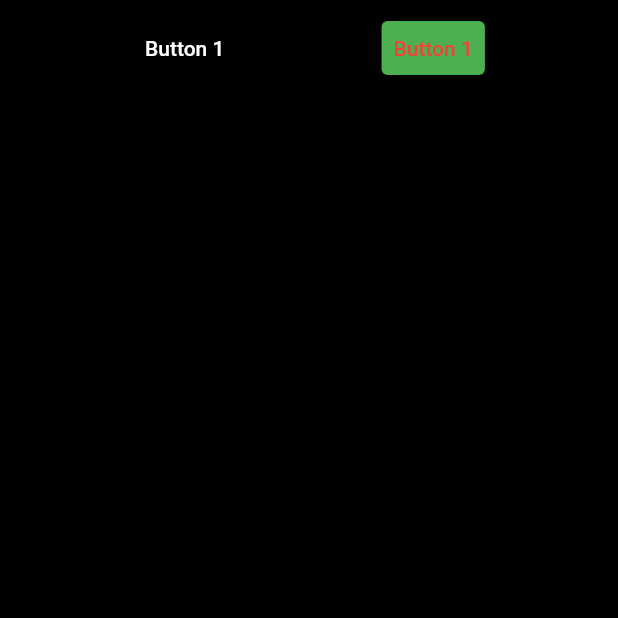
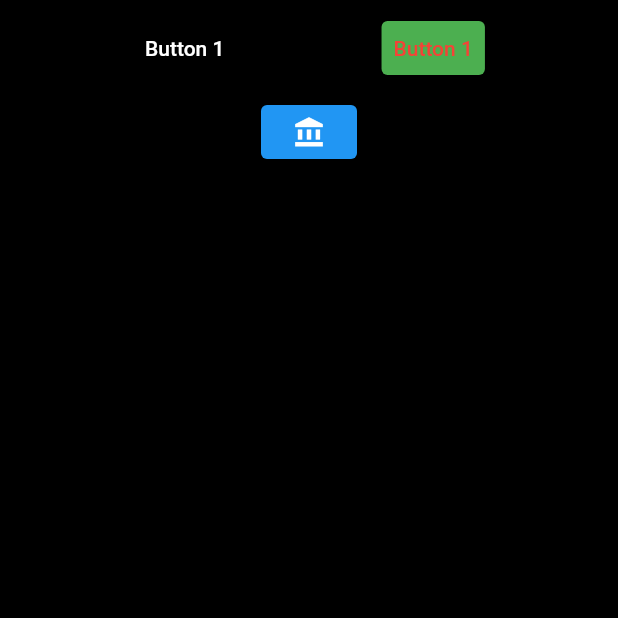
Before and after one commit to juwels1996/phone_email_validation, a Flutter app: the FinalPage screen opened directly, on a phone screen of 412 x 824 dp, the top half of it. Run offline on Flutter 3.47's test engine with Material 2 defaults, Android fonts, the phone set to English and light mode, and no system bars; our stand-ins replace email_validator.

Commit message:
icon add

```diff
--- a/lib/final_page.dart
+++ b/lib/final_page.dart
@@ -48,7 +48,14 @@ class _FinalPageState extends State<FinalPage> {
                 ),
 
                 Row(
+                  mainAxisAlignment: MainAxisAlignment.center,
                   children: [
+
+                    ElevatedButton(onPressed: (){},
+                        child: Icon(Icons.account_balance,
+                        color: Colors.white,
+                          size: 22,
+                        ))
 
                   ],
                 )
```
